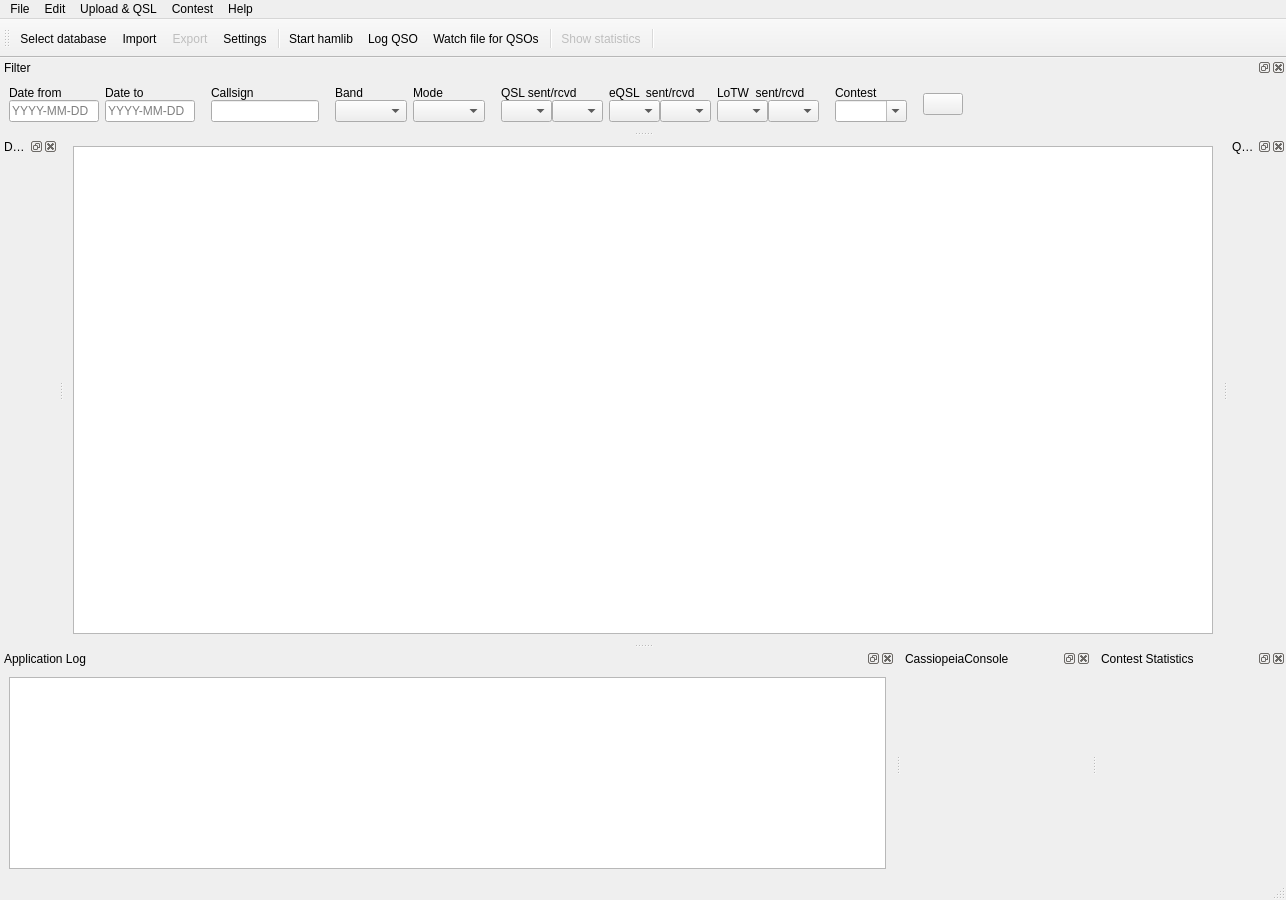
First picture: the form in ui_files/DragonLog_MainWindow.ui, repository gitandy/DragonLog, before the edit.
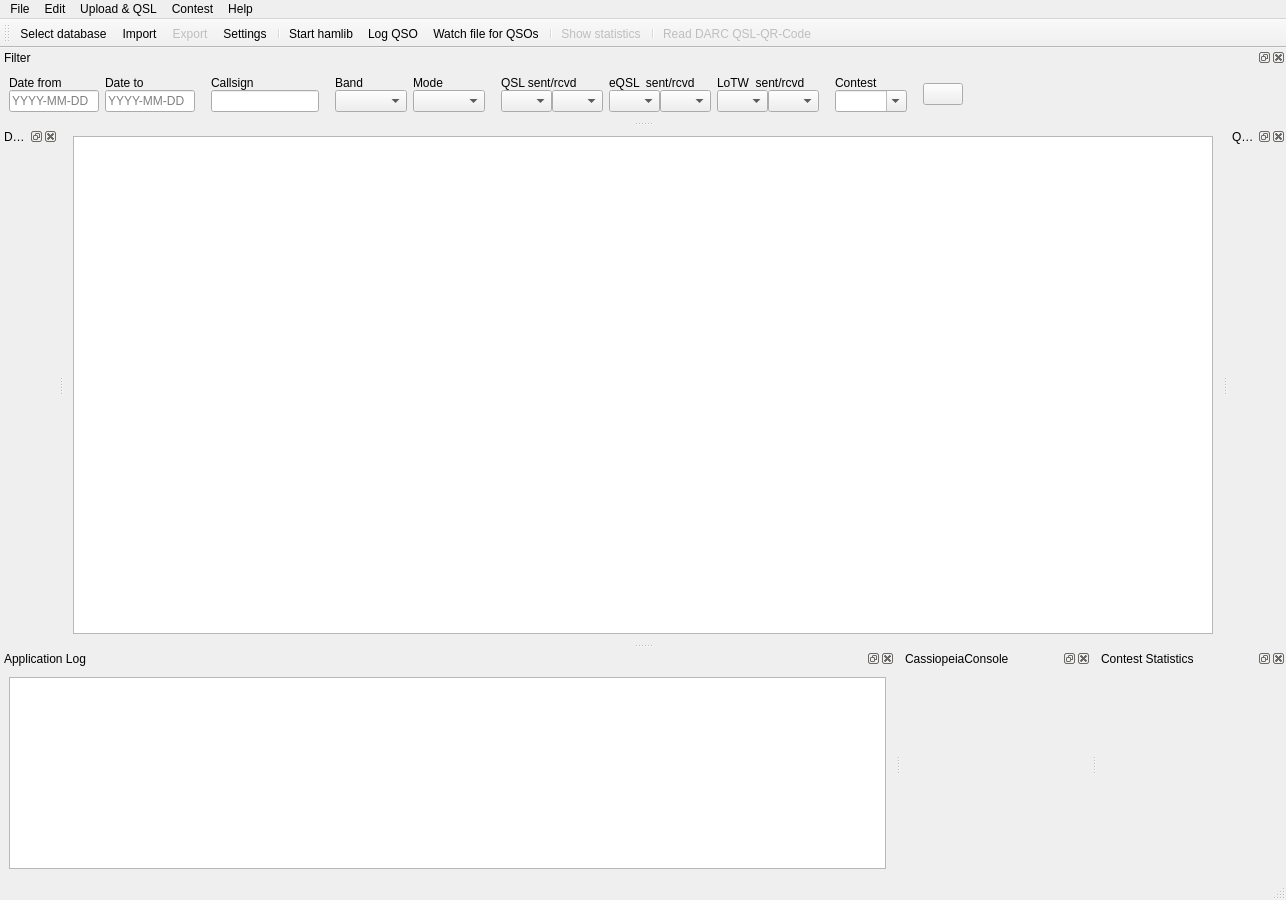
Second picture: the form after the edit. Icons and pictures are not drawn.

Commit message: Added miising ui file, icon, translation

What changed in the file:
```diff
--- a/ui_files/DragonLog_MainWindow.ui
+++ b/ui_files/DragonLog_MainWindow.ui
@@ -1286,12 +1286,15 @@
    </property>
   </action>
   <action name="actionRead_DARC_QSL_QR_Code_TB">
+   <property name="enabled">
+    <bool>false</bool>
+   </property>
    <property name="icon">
     <iconset>
      <normaloff>icons:icons8-qrcode-96.png</normaloff>icons:icons8-qrcode-96.png</iconset>
    </property>
    <property name="text">
-    <string/>
+    <string>Read DARC QSL-QR-Code</string>
    </property>
   </action>
  </widget>
```
Left out of the diff: 3 changed lines with no effect on the pictures. The commit also changes 6 other files.
